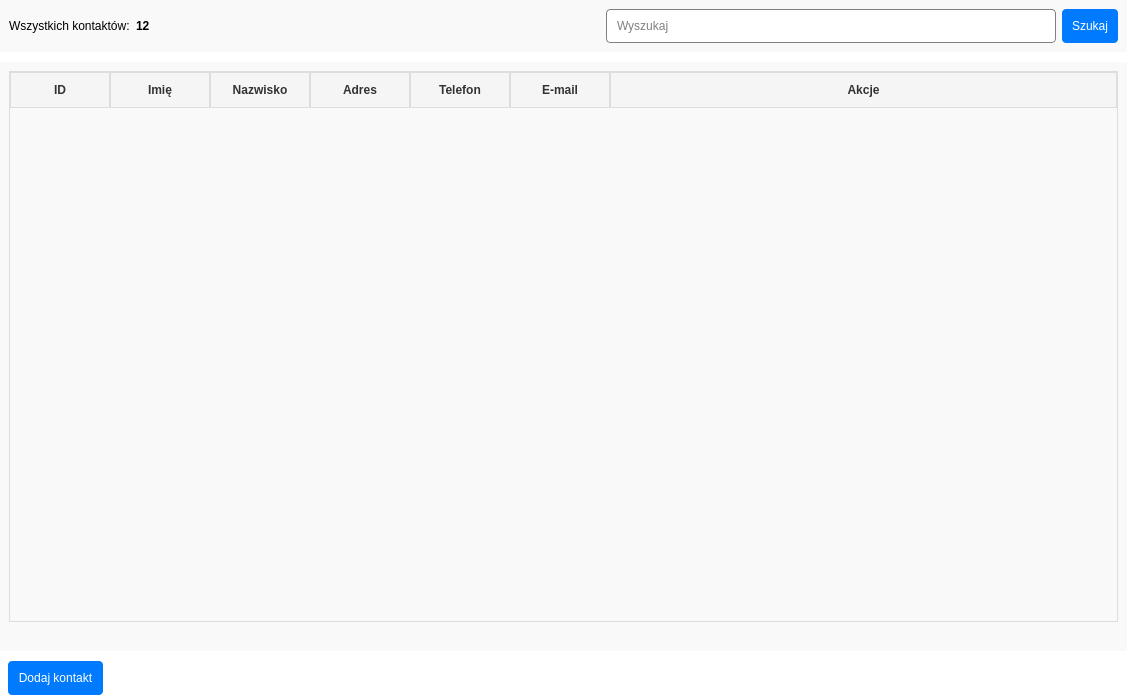
Qt form dashboard.ui (Karoleqk/Baza-Kontaktow) before a commit.
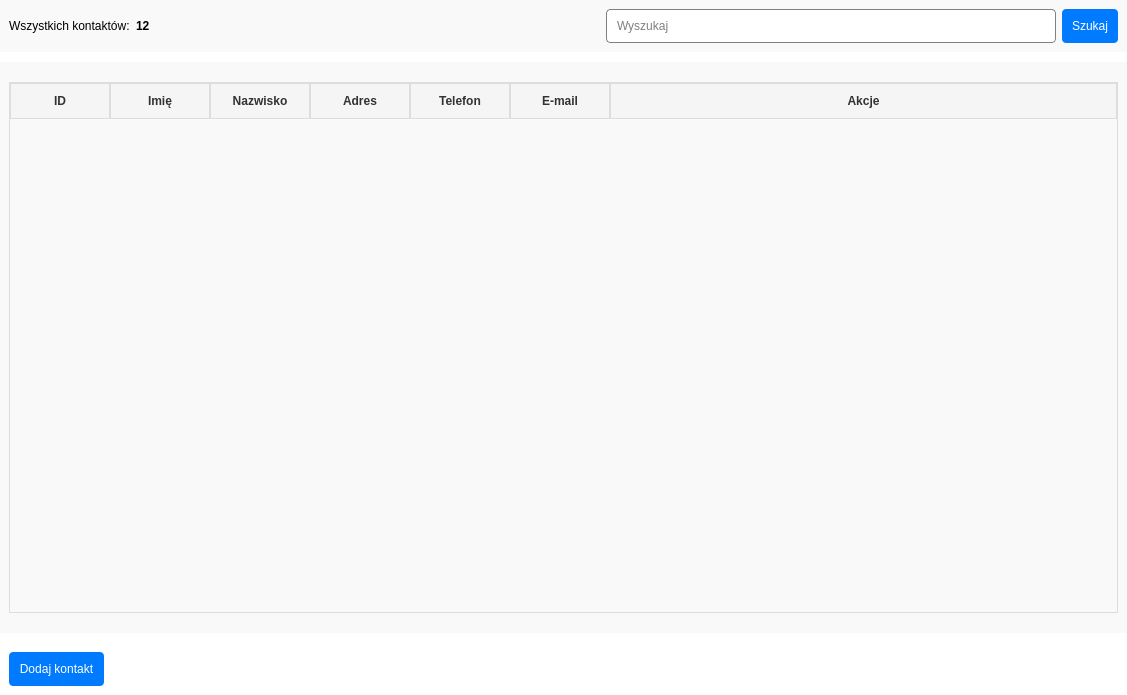
The same form after that commit.

```diff
--- a/dashboard.ui
+++ b/dashboard.ui
@@ -37,6 +37,7 @@
 	background-color: #F9F9F9;
 }
 
+
 QPushButton {
 	background-color: #007BFF; 
 	color: white;
@@ -91,22 +92,6 @@
 QTableWidget QHeaderView::section:horizontal {
     border-right: 1px solid #ddd; /* Horizontal border between columns */
 }
-
-QTableWidget QScrollBar:horizontal, QTableWidget QScrollBar:vertical {
-    border: none;
-    background-color: #f5f5f5;
-    height: 10px;
-    width: 10px;
-}
-
-QTableWidget QScrollBar::handle:horizontal, QTableWidget QScrollBar::handle:vertical {
-    background-color: #bbb;
-    border-radius: 5px;
-}
-
-QTableWidget QScrollBar::handle:horizontal:hover, QTableWidget QScrollBar::handle:vertical:hover {
-    background-color: #888; /* Darker handle color on hover */
-}
 </string>
   </property>
   <widget class="QWidget" name="centralwidget">
@@ -189,6 +174,12 @@
        </sizepolicy>
       </property>
       <layout class="QVBoxLayout" name="verticalLayout_3">
+       <property name="topMargin">
+        <number>20</number>
+       </property>
+       <property name="bottomMargin">
+        <number>20</number>
+       </property>
        <item>
         <widget class="QTableWidget" name="tableContacts">
          <property name="enabled">
@@ -240,29 +231,22 @@
          </column>
         </widget>
        </item>
-       <item>
-        <spacer name="horizontalSpacer_3">
-         <property name="orientation">
-          <enum>Qt::Orientation::Horizontal</enum>
-         </property>
-         <property name="sizeHint" stdset="0">
-          <size>
-           <width>40</width>
-           <height>20</height>
-          </size>
-         </property>
-        </spacer>
-       </item>
       </layout>
      </widget>
     </item>
     <item>
      <layout class="QHBoxLayout" name="footer">
       <property name="leftMargin">
-       <number>8</number>
+       <number>9</number>
+      </property>
+      <property name="topMargin">
+       <number>9</number>
       </property>
       <property name="rightMargin">
-       <number>8</number>
+       <number>9</number>
+      </property>
+      <property name="bottomMargin">
+       <number>9</number>
       </property>
       <item>
        <widget class="QPushButton" name="btnCreateContact">
```
Left out of the diff: 5 changed lines with no effect on the pictures.
